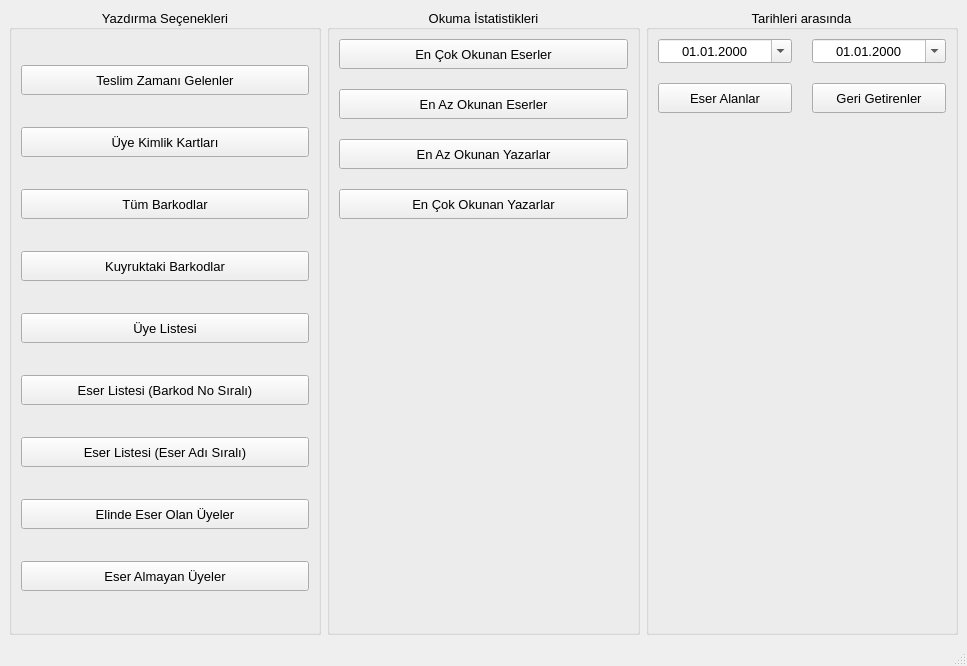
Above: ui/raporlar.ui from mseroglu/kutuphaneOtomasyon before the change. Below: the same form after it.
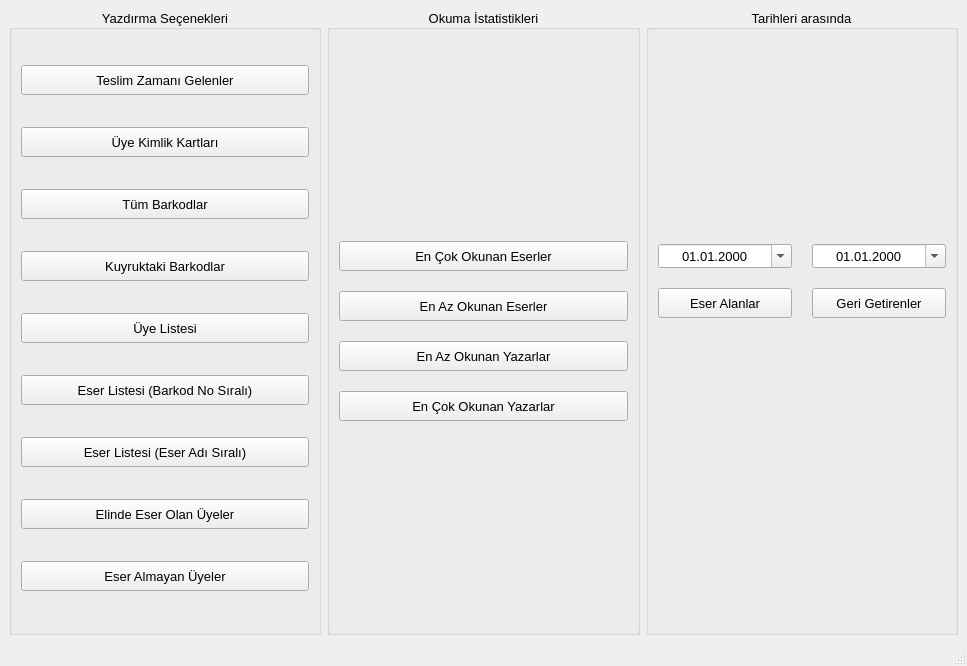
That is the form after the change.

Patch:
```diff
--- a/ui/raporlar.ui
+++ b/ui/raporlar.ui
@@ -161,6 +161,19 @@
        <property name="spacing">
         <number>20</number>
        </property>
+       <item>
+        <spacer name="verticalSpacer_3">
+         <property name="orientation">
+          <enum>Qt::Vertical</enum>
+         </property>
+         <property name="sizeHint" stdset="0">
+          <size>
+           <width>20</width>
+           <height>345</height>
+          </size>
+         </property>
+        </spacer>
+       </item>
        <item>
         <widget class="QPushButton" name="pushButton_9">
          <property name="minimumSize">
@@ -241,6 +254,19 @@
        <property name="spacing">
         <number>20</number>
        </property>
+       <item>
+        <spacer name="verticalSpacer_4">
+         <property name="orientation">
+          <enum>Qt::Vertical</enum>
+         </property>
+         <property name="sizeHint" stdset="0">
+          <size>
+           <width>20</width>
+           <height>345</height>
+          </size>
+         </property>
+        </spacer>
+       </item>
        <item>
         <layout class="QHBoxLayout" name="horizontalLayout">
          <item>
```
